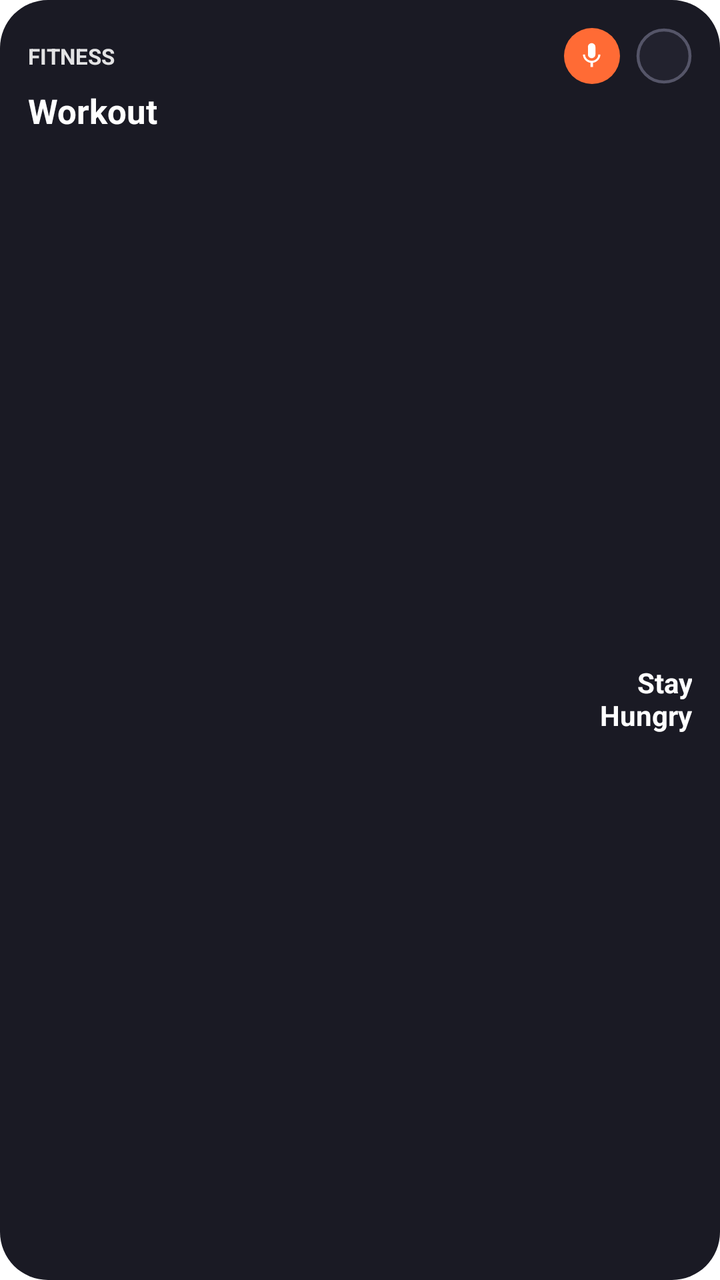
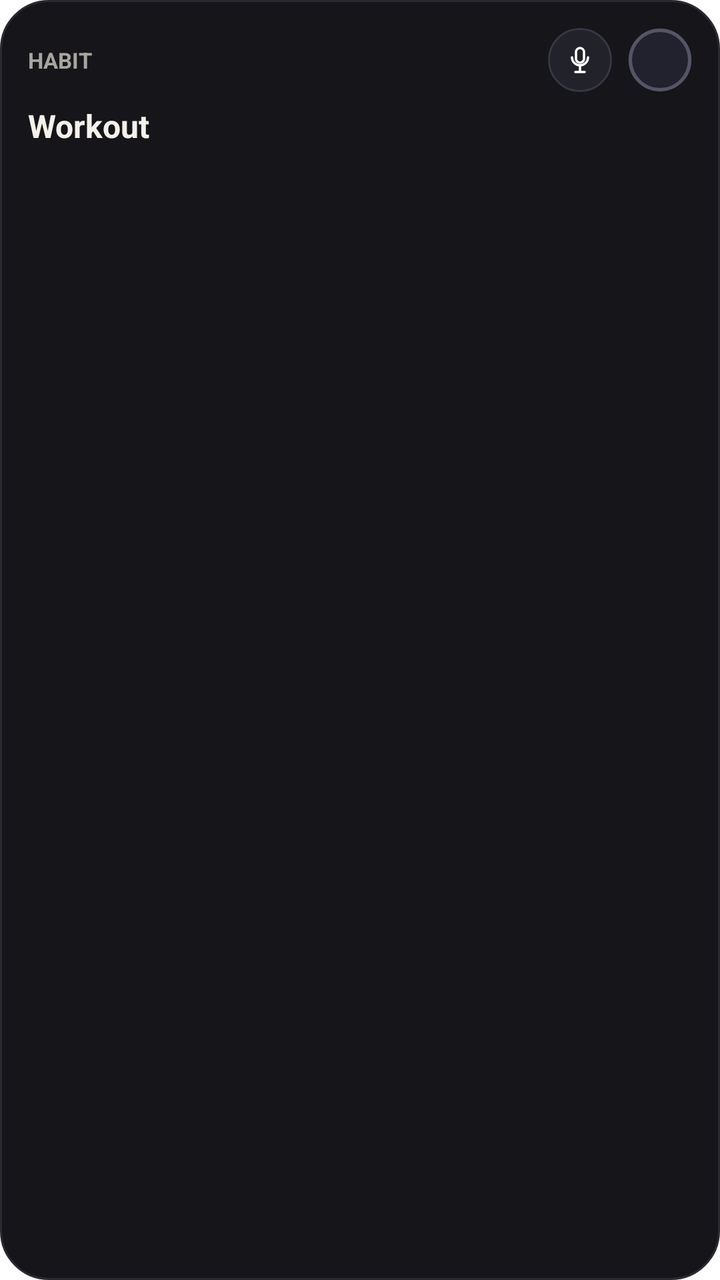

Screens rendered from an Android XML layout before and after an edit, with the pre-edit source and the edit as a unified diff.
<!-- AndroidManifest.xml: application theme Theme.VoiceHabitTracker.Splash -->
<!-- res/layout/widget_duro_card_medium.xml -->
<?xml version="1.0" encoding="utf-8"?>
<RelativeLayout xmlns:android="http://schemas.android.com/apk/res/android"
    android:id="@+id/card_root"
    android:layout_width="match_parent"
    android:layout_height="match_parent"
    android:background="@drawable/bg_duro_squircle"
    android:padding="14dp">

    
    <LinearLayout
        android:id="@+id/card_top_bar"
        android:layout_width="match_parent"
        android:layout_height="wrap_content"
        android:layout_alignParentTop="true"
        android:gravity="center_vertical"
        android:orientation="horizontal">

        <TextView
            android:id="@+id/tv_card_category"
            android:layout_width="0dp"
            android:layout_height="wrap_content"
            android:layout_weight="1"
            android:text="FITNESS"
            android:textColor="#E0FFFFFF"
            android:textSize="11sp"
            android:textStyle="bold" />

        
        <FrameLayout
            android:id="@+id/btn_card_mic"
            android:layout_width="28dp"
            android:layout_height="28dp"
            android:layout_marginEnd="8dp"
            android:background="@drawable/bg_widget_mic_btn"
            android:contentDescription="Начать голосовую запись">

            <ImageView
                android:layout_width="15dp"
                android:layout_height="15dp"
                android:layout_gravity="center"
                android:src="@drawable/ic_widget_mic" />
        </FrameLayout>

        
        <ImageView
            android:id="@+id/btn_card_check"
            android:layout_width="28dp"
            android:layout_height="28dp"
            android:contentDescription="Check Habit"
            android:src="@drawable/ic_widget_circle_empty" />
    </LinearLayout>

    
    <TextView
        android:id="@+id/tv_card_title"
        android:layout_width="wrap_content"
        android:layout_height="wrap_content"
        android:layout_below="@id/card_top_bar"
        android:layout_marginTop="2dp"
        android:ellipsize="end"
        android:maxLines="1"
        android:text="Workout"
        android:textColor="#FFFFFF"
        android:textSize="17sp"
        android:textStyle="bold" />

    
    <LinearLayout
        android:id="@+id/card_bottom_row"
        android:layout_width="match_parent"
        android:layout_height="wrap_content"
        android:layout_alignParentBottom="true"
        android:layout_below="@id/tv_card_title"
        android:layout_marginTop="6dp"
        android:gravity="center_vertical"
        android:orientation="horizontal">

        
        <ImageView
            android:id="@+id/iv_card_grid"
            android:layout_width="92dp"
            android:layout_height="52dp"
            android:scaleType="fitCenter"
            android:visibility="visible" />

        
        <LinearLayout
            android:id="@+id/layout_card_streak"
            android:layout_width="wrap_content"
            android:layout_height="wrap_content"
            android:gravity="center_vertical"
            android:orientation="horizontal"
            android:visibility="gone">

            <ImageView
                android:layout_width="32dp"
                android:layout_height="32dp"
                android:src="@drawable/ic_flame" />

            <TextView
                android:id="@+id/tv_card_streak_count"
                android:layout_width="wrap_content"
                android:layout_height="wrap_content"
                android:layout_marginStart="4dp"
                android:text="13 Streaks"
                android:textColor="#FFFFFF"
                android:textSize="13sp"
                android:textStyle="bold" />
        </LinearLayout>

        
        <LinearLayout
            android:id="@+id/layout_card_today"
            android:layout_width="wrap_content"
            android:layout_height="wrap_content"
            android:gravity="center_vertical"
            android:orientation="horizontal"
            android:visibility="gone">

            <ImageView
                android:id="@+id/iv_card_today_circle"
                android:layout_width="28dp"
                android:layout_height="28dp"
                android:src="@drawable/ic_widget_circle_done" />

            <TextView
                android:layout_width="wrap_content"
                android:layout_height="wrap_content"
                android:layout_marginStart="6dp"
                android:text="Today"
                android:textColor="#FFFFFF"
                android:textSize="13sp"
                android:textStyle="bold" />
        </LinearLayout>

        
        <LinearLayout
            android:layout_width="0dp"
            android:layout_height="wrap_content"
            android:layout_weight="1"
            android:gravity="end"
            android:orientation="vertical">

            <TextView
                android:id="@+id/tv_card_checked_badge"
                android:layout_width="wrap_content"
                android:layout_height="wrap_content"
                android:background="@drawable/bg_duro_checked_badge"
                android:paddingHorizontal="10dp"
                android:paddingVertical="4dp"
                android:text="Checked! ✓"
                android:textColor="#FFFFFF"
                android:textSize="12sp"
                android:textStyle="bold"
                android:visibility="gone" />

            <TextView
                android:id="@+id/tv_card_quote"
                android:layout_width="wrap_content"
                android:layout_height="wrap_content"
                android:ellipsize="end"
                android:gravity="end"
                android:maxLines="2"
                android:text="Stay\nHungry"
                android:textColor="#FFFFFF"
                android:textSize="14sp"
                android:textStyle="bold" />
        </LinearLayout>
    </LinearLayout>

</RelativeLayout>
<!-- resources referenced by this layout -->
<resources>
  <!-- drawable bg_duro_checked_badge (drawable) -->
  <?xml version="1.0" encoding="utf-8"?>
  <shape xmlns:android="http://schemas.android.com/apk/res/android"
      android:shape="rectangle">
      <corners android:radius="14dp" />
      <solid android:color="#40000000" />
      <stroke android:width="1dp" android:color="#80FFFFFF" />
  </shape>
  <!-- drawable bg_duro_squircle (drawable) -->
  <?xml version="1.0" encoding="utf-8"?>
  <shape xmlns:android="http://schemas.android.com/apk/res/android"
      android:shape="rectangle">
      <corners android:radius="24dp" />
      <solid android:color="#1A1A24" />
  </shape>
  <!-- drawable bg_widget_mic_btn (drawable) -->
  <shape xmlns:android="http://schemas.android.com/apk/res/android"
      android:shape="oval">
      <solid android:color="#FF6B35" />
  </shape>
  <!-- drawable ic_flame (drawable) -->
  <vector xmlns:android="http://schemas.android.com/apk/res/android"
      android:width="24dp"
      android:height="24dp"
      android:viewportWidth="24"
      android:viewportHeight="24">
      <path
          android:fillColor="#FF6B35"
          android:pathData="M12,2C11.5,4 9,6.5 9,9.5C9,11.2 9.8,12.7 11,13.6C10.4,12.3 10.5,10.8 11.3,9.7C12.3,11.5 14,12.8 14.5,15C14.7,15.6 14.7,16.2 14.5,16.8C16.6,15.7 18,13.5 18,11C18,6.5 14,5 12,2ZM12,22C8.1,22 5,18.9 5,15C5,12 6.5,9.5 8.8,8.2C8.4,9.6 8.5,11.2 9.3,12.5C9.7,13.2 10.3,13.8 11,14.2C10.5,15.3 10.6,16.6 11.2,17.6C11.5,18.1 11.9,18.5 12.4,18.8C12.8,18.2 13.1,17.4 13.2,16.6C13.8,17.7 14,18.9 13.7,20.1C13.2,21.3 12.2,22 12,22Z" />
  </vector>
  <!-- drawable ic_widget_circle_done (drawable) -->
  <vector xmlns:android="http://schemas.android.com/apk/res/android"
      android:width="28dp"
      android:height="28dp"
      android:viewportWidth="28"
      android:viewportHeight="28">
      
      <path
          android:fillColor="#84CC16"
          android:pathData="M14,0A14,14 0 1,0 28,14A14,14 0 0,0 14,0z" />
      
      <path
          android:fillColor="#FFFFFF"
          android:pathData="M11.5,18.2L6.8,13.5l1.4,-1.4 3.3,3.3 8.3,-8.3 1.4,1.4z" />
  </vector>
  <!-- drawable ic_widget_circle_empty (drawable) -->
  <vector xmlns:android="http://schemas.android.com/apk/res/android"
      android:width="28dp"
      android:height="28dp"
      android:viewportWidth="28"
      android:viewportHeight="28">
      
      <path
          android:fillColor="#22222E"
          android:strokeColor="#555568"
          android:strokeWidth="1.5"
          android:pathData="M14,1A13,13 0 1,0 27,14A13,13 0 0,0 14,1z" />
  </vector>
  <!-- drawable ic_widget_mic (drawable) -->
  <vector xmlns:android="http://schemas.android.com/apk/res/android"
      android:width="24dp"
      android:height="24dp"
      android:viewportWidth="24"
      android:viewportHeight="24">
      <path
          android:fillColor="#FFFFFF"
          android:pathData="M12,14c1.66,0 3,-1.34 3,-3V5c0,-1.66 -1.34,-3 -3,-3S9,3.34 9,5v6C9,12.66 10.34,14 12,14z M17.3,11c0,3 -2.54,5.1 -5.3,5.1S6.7,14 6.7,11H5c0,3.41 2.72,6.23 6,6.72V21h2v-3.28c3.28,-0.48 6,-3.3 6,-6.72H17.3z" />
  </vector>
  <style name="Theme.VoiceHabitTracker.Splash" parent="Theme.SplashScreen">
          <item name="windowSplashScreenBackground">@color/duro_background</item>
          <item name="windowSplashScreenAnimatedIcon">@drawable/ic_duro_asterisk</item>
          <item name="postSplashScreenTheme">@style/Theme.VoiceHabitTracker</item>
      </style>
  <color name="duro_background">#0C0C0E</color>
  <!-- drawable ic_duro_asterisk (drawable) -->
  <vector xmlns:android="http://schemas.android.com/apk/res/android"
      android:width="24dp"
      android:height="24dp"
      android:viewportWidth="24"
      android:viewportHeight="24">
      
      <path
          android:fillColor="#FF6B35"
          android:strokeWidth="2.5"
          android:strokeColor="#FF6B35"
          android:strokeLineCap="round"
          android:pathData="M12,2 L12,22 M2,12 L22,12 M4.93,4.93 L19.07,19.07 M4.93,19.07 L19.07,4.93" />
      <path
          android:fillColor="#FF6B35"
          android:pathData="M12,12m-3,0a3,3 0,1 1,6 0a3,3 0,1 1,-6 0" />
  </vector>
  <!-- unchanged entries left out for length: 1 -->
</resources>

<!-- the commit's change to res/layout/widget_duro_card_medium.xml (unified diff, before → after) -->
@@ -1,9 +1,10 @@
 <?xml version="1.0" encoding="utf-8"?>
-<RelativeLayout xmlns:android="http://schemas.android.com/apk/res/android"
+<LinearLayout xmlns:android="http://schemas.android.com/apk/res/android"
     android:id="@+id/card_root"
     android:layout_width="match_parent"
     android:layout_height="match_parent"
     android:background="@drawable/bg_duro_squircle"
+    android:orientation="vertical"
     android:padding="14dp">
 
     
@@ -11,7 +12,6 @@
         android:id="@+id/card_top_bar"
         android:layout_width="match_parent"
         android:layout_height="wrap_content"
-        android:layout_alignParentTop="true"
         android:gravity="center_vertical"
         android:orientation="horizontal">
 
@@ -20,32 +20,33 @@
             android:layout_width="0dp"
             android:layout_height="wrap_content"
             android:layout_weight="1"
-            android:text="FITNESS"
-            android:textColor="#E0FFFFFF"
+            android:ellipsize="end"
+            android:maxLines="1"
+            android:text="HABIT"
+            android:textColor="#A8A5A0"
             android:textSize="11sp"
             android:textStyle="bold" />
 
         
         <FrameLayout
             android:id="@+id/btn_card_mic"
-            android:layout_width="28dp"
-            android:layout_height="28dp"
+            android:layout_width="32dp"
+            android:layout_height="32dp"
             android:layout_marginEnd="8dp"
-            android:background="@drawable/bg_widget_mic_btn"
-            android:contentDescription="Начать голосовую запись">
+            android:background="@drawable/bg_widget_mic_btn">
 
             <ImageView
-                android:layout_width="15dp"
-                android:layout_height="15dp"
+                android:layout_width="16dp"
+                android:layout_height="16dp"
                 android:layout_gravity="center"
-                android:src="@drawable/ic_widget_mic" />
+                android:src="@drawable/ic_mic_minimal" />
         </FrameLayout>
 
         
         <ImageView
             android:id="@+id/btn_card_check"
-            android:layout_width="28dp"
-            android:layout_height="28dp"
+            android:layout_width="32dp"
+            android:layout_height="32dp"
             android:contentDescription="Check Habit"
             android:src="@drawable/ic_widget_circle_empty" />
     </LinearLayout>
@@ -53,67 +54,61 @@
     
     <TextView
         android:id="@+id/tv_card_title"
-        android:layout_width="wrap_content"
+        android:layout_width="match_parent"
         android:layout_height="wrap_content"
-        android:layout_below="@id/card_top_bar"
-        android:layout_marginTop="2dp"
+        android:layout_marginTop="6dp"
+        android:layout_marginBottom="8dp"
         android:ellipsize="end"
         android:maxLines="1"
         android:text="Workout"
-        android:textColor="#FFFFFF"
-        android:textSize="17sp"
+        android:textColor="#F4F1EA"
+        android:textSize="16sp"
         android:textStyle="bold" />
 
     
-    <LinearLayout
-        android:id="@+id/card_bottom_row"
+    <FrameLayout
         android:layout_width="match_parent"
-        android:layout_height="wrap_content"
-        android:layout_alignParentBottom="true"
-        android:layout_below="@id/tv_card_title"
-        android:layout_marginTop="6dp"
-        android:gravity="center_vertical"
-        android:orientation="horizontal">
+        android:layout_height="0dp"
+        android:layout_weight="1">
 
-        
         <ImageView
             android:id="@+id/iv_card_grid"
-            android:layout_width="92dp"
-            android:layout_height="52dp"
+            android:layout_width="match_parent"
+            android:layout_height="match_parent"
             android:scaleType="fitCenter"
             android:visibility="visible" />
 
-        
         <LinearLayout
             android:id="@+id/layout_card_streak"
             android:layout_width="wrap_content"
             android:layout_height="wrap_content"
-            android:gravity="center_vertical"
+            android:layout_gravity="center"
+            android:gravity="center"
             android:orientation="horizontal"
             android:visibility="gone">
 
             <ImageView
-                android:layout_width="32dp"
-                android:layout_height="32dp"
-                android:src="@drawable/ic_flame" />
+                android:layout_width="20dp"
+                android:layout_height="20dp"
+                android:src="@drawable/ic_achievements_spark" />
 
             <TextView
                 android:id="@+id/tv_card_streak_count"
                 android:layout_width="wrap_content"
                 android:layout_height="wrap_content"
-                android:layout_marginStart="4dp"
+                android:layout_marginStart="6dp"
                 android:text="13 Streaks"
-                android:textColor="#FFFFFF"
-                android:textSize="13sp"
+                android:textColor="#F4F1EA"
+                android:textSize="15sp"
                 android:textStyle="bold" />
         </LinearLayout>
 
-        
         <LinearLayout
             android:id="@+id/layout_card_today"
             android:layout_width="wrap_content"
             android:layout_height="wrap_content"
-            android:gravity="center_vertical"
+            android:layout_gravity="center"
+            android:gravity="center"
             android:orientation="horizontal"
             android:visibility="gone">
 
@@ -126,46 +121,25 @@
             <TextView
                 android:layout_width="wrap_content"
                 android:layout_height="wrap_content"
-                android:layout_marginStart="6dp"
-                android:text="Today"
-                android:textColor="#FFFFFF"
-                android:textSize="13sp"
-                android:textStyle="bold" />
-        </LinearLayout>
-
-        
-        <LinearLayout
-            android:layout_width="0dp"
-            android:layout_height="wrap_content"
-            android:layout_weight="1"
-            android:gravity="end"
-            android:orientation="vertical">
-
-            <TextView
-                android:id="@+id/tv_card_checked_badge"
-                android:layout_width="wrap_content"
-                android:layout_height="wrap_content"
-                android:background="@drawable/bg_duro_checked_badge"
-                android:paddingHorizontal="10dp"
-                android:paddingVertical="4dp"
-                android:text="Checked! ✓"
-                android:textColor="#FFFFFF"
-                android:textSize="12sp"
-                android:textStyle="bold"
-                android:visibility="gone" />
-
-            <TextView
-                android:id="@+id/tv_card_quote"
-                android:layout_width="wrap_content"
-                android:layout_height="wrap_content"
-                android:ellipsize="end"
-                android:gravity="end"
-                android:maxLines="2"
-                android:text="Stay\nHungry"
-                android:textColor="#FFFFFF"
+                android:layout_marginStart="8dp"
+                android:text="Completed"
+                android:textColor="#F4F1EA"
                 android:textSize="14sp"
                 android:textStyle="bold" />
         </LinearLayout>
-    </LinearLayout>
+    </FrameLayout>
 
-</RelativeLayout>
+    
+    <TextView
+        android:id="@+id/tv_card_quote"
+        android:layout_width="wrap_content"
+        android:layout_height="wrap_content"
+        android:visibility="gone" />
+
+    <TextView
+        android:id="@+id/tv_card_checked_badge"
+        android:layout_width="wrap_content"
+        android:layout_height="wrap_content"
+        android:visibility="gone" />
+
+</LinearLayout>
<!-- resource entries referenced after the edit -->
@@ -1,34 +1,58 @@
 <!-- resources referenced by this layout -->
 <resources>
-  <!-- drawable bg_duro_checked_badge (drawable) -->
-  <?xml version="1.0" encoding="utf-8"?>
-  <shape xmlns:android="http://schemas.android.com/apk/res/android"
-      android:shape="rectangle">
-      <corners android:radius="14dp" />
-      <solid android:color="#40000000" />
-      <stroke android:width="1dp" android:color="#80FFFFFF" />
-  </shape>
   <!-- drawable bg_duro_squircle (drawable) -->
-  <?xml version="1.0" encoding="utf-8"?>
   <shape xmlns:android="http://schemas.android.com/apk/res/android"
       android:shape="rectangle">
       <corners android:radius="24dp" />
-      <solid android:color="#1A1A24" />
+      <solid android:color="#16161A" />
+      <stroke
+          android:width="1dp"
+          android:color="#2A2A32" />
   </shape>
   <!-- drawable bg_widget_mic_btn (drawable) -->
   <shape xmlns:android="http://schemas.android.com/apk/res/android"
       android:shape="oval">
-      <solid android:color="#FF6B35" />
+      <solid android:color="#22222A" />
+      <stroke
+          android:width="1dp"
+          android:color="#363644" />
   </shape>
-  <!-- drawable ic_flame (drawable) -->
+  <!-- drawable ic_achievements_spark (drawable) -->
   <vector xmlns:android="http://schemas.android.com/apk/res/android"
       android:width="24dp"
       android:height="24dp"
       android:viewportWidth="24"
       android:viewportHeight="24">
+      
       <path
-          android:fillColor="#FF6B35"
-          android:pathData="M12,2C11.5,4 9,6.5 9,9.5C9,11.2 9.8,12.7 11,13.6C10.4,12.3 10.5,10.8 11.3,9.7C12.3,11.5 14,12.8 14.5,15C14.7,15.6 14.7,16.2 14.5,16.8C16.6,15.7 18,13.5 18,11C18,6.5 14,5 12,2ZM12,22C8.1,22 5,18.9 5,15C5,12 6.5,9.5 8.8,8.2C8.4,9.6 8.5,11.2 9.3,12.5C9.7,13.2 10.3,13.8 11,14.2C10.5,15.3 10.6,16.6 11.2,17.6C11.5,18.1 11.9,18.5 12.4,18.8C12.8,18.2 13.1,17.4 13.2,16.6C13.8,17.7 14,18.9 13.7,20.1C13.2,21.3 12.2,22 12,22Z" />
+          android:fillColor="#FFFFFF"
+          android:pathData="M12,2 C12,7.5 7.5,12 2,12 C7.5,12 12,16.5 12,22 C12,16.5 16.5,12 22,12 C16.5,12 12,7.5 12,2 Z" />
+      <path
+          android:fillColor="#FFFFFF"
+          android:pathData="M18.5,3 C18.5,4.5 17,6 15.5,6 C17,6 18.5,7.5 18.5,9 C18.5,7.5 20,6 21.5,6 C20,6 18.5,4.5 18.5,3 Z" />
+  </vector>
+  <!-- drawable ic_mic_minimal (drawable) -->
+  <vector xmlns:android="http://schemas.android.com/apk/res/android"
+      android:width="24dp"
+      android:height="24dp"
+      android:viewportWidth="24"
+      android:viewportHeight="24">
+      
+      <path
+          android:strokeColor="#FFFFFF"
+          android:strokeWidth="1.75"
+          android:strokeLineCap="round"
+          android:pathData="M12,3 C10.34,3 9,4.34 9,6 L9,11 C9,12.66 10.34,14 12,14 C13.66,14 15,12.66 15,11 L15,6 C15,4.34 13.66,3 12,3 Z" />
+      <path
+          android:strokeColor="#FFFFFF"
+          android:strokeWidth="1.75"
+          android:strokeLineCap="round"
+          android:pathData="M6,10 C6,13.31 8.69,16 12,16 C15.31,16 18,13.31 18,10" />
+      <path
+          android:strokeColor="#FFFFFF"
+          android:strokeWidth="1.75"
+          android:strokeLineCap="round"
+          android:pathData="M12,16 L12,21 M8.5,21 L15.5,21" />
   </vector>
   <!-- drawable ic_widget_circle_done (drawable) -->
   <vector xmlns:android="http://schemas.android.com/apk/res/android"
@@ -38,11 +62,10 @@
       android:viewportHeight="28">
       
       <path
-          android:fillColor="#84CC16"
+          android:fillColor="#F4F1EA"
           android:pathData="M14,0A14,14 0 1,0 28,14A14,14 0 0,0 14,0z" />
-      
       <path
-          android:fillColor="#FFFFFF"
+          android:fillColor="#101014"
           android:pathData="M11.5,18.2L6.8,13.5l1.4,-1.4 3.3,3.3 8.3,-8.3 1.4,1.4z" />
   </vector>
   <!-- drawable ic_widget_circle_empty (drawable) -->
@@ -58,23 +81,13 @@
           android:strokeWidth="1.5"
           android:pathData="M14,1A13,13 0 1,0 27,14A13,13 0 0,0 14,1z" />
   </vector>
-  <!-- drawable ic_widget_mic (drawable) -->
-  <vector xmlns:android="http://schemas.android.com/apk/res/android"
-      android:width="24dp"
-      android:height="24dp"
-      android:viewportWidth="24"
-      android:viewportHeight="24">
-      <path
-          android:fillColor="#FFFFFF"
-          android:pathData="M12,14c1.66,0 3,-1.34 3,-3V5c0,-1.66 -1.34,-3 -3,-3S9,3.34 9,5v6C9,12.66 10.34,14 12,14z M17.3,11c0,3 -2.54,5.1 -5.3,5.1S6.7,14 6.7,11H5c0,3.41 2.72,6.23 6,6.72V21h2v-3.28c3.28,-0.48 6,-3.3 6,-6.72H17.3z" />
-  </vector>
   <style name="Theme.VoiceHabitTracker.Splash" parent="Theme.SplashScreen">
-          <item name="windowSplashScreenBackground">@color/duro_background</item>
-          <item name="windowSplashScreenAnimatedIcon">@drawable/ic_duro_asterisk</item>
+          <item name="windowSplashScreenBackground">@color/dairy_background</item>
+          <item name="windowSplashScreenAnimatedIcon">@drawable/ic_dairy_logo</item>
           <item name="postSplashScreenTheme">@style/Theme.VoiceHabitTracker</item>
       </style>
-  <color name="duro_background">#0C0C0E</color>
-  <!-- drawable ic_duro_asterisk (drawable) -->
+  <color name="dairy_background">#0F0F11</color>
+  <!-- drawable ic_dairy_logo (drawable) -->
   <vector xmlns:android="http://schemas.android.com/apk/res/android"
       android:width="24dp"
       android:height="24dp"
@@ -82,15 +95,13 @@
       android:viewportHeight="24">
       
       <path
-          android:fillColor="#FF6B35"
-          android:strokeWidth="2.5"
-          android:strokeColor="#FF6B35"
-          android:strokeLineCap="round"
-          android:pathData="M12,2 L12,22 M2,12 L22,12 M4.93,4.93 L19.07,19.07 M4.93,19.07 L19.07,4.93" />
+          android:fillColor="#F4F1EA"
+          android:pathData="M12,2 C12,7.52 7.52,12 2,12 C7.52,12 12,16.48 12,22 C12,16.48 16.48,12 22,12 C16.48,12 12,7.52 12,2 Z" />
       <path
-          android:fillColor="#FF6B35"
-          android:pathData="M12,12m-3,0a3,3 0,1 1,6 0a3,3 0,1 1,-6 0" />
+          android:fillColor="#0F0F11"
+          android:pathData="M12,10.5 L13.5,12 L12,13.5 L10.5,12 Z" />
   </vector>
+  <color name="duro_background">#0F0F11</color>
   <!-- unchanged entries left out for length: 1 -->
 </resources>
 
